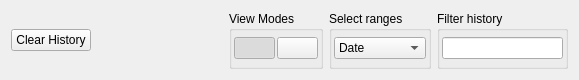
Above: ui/history/transferhistory.ui from KDE/kget before the change. Below: the same form after it.
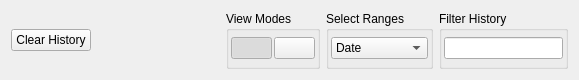
That is the form after the change. Custom widgets are drawn as their Qt base class.

```diff
--- a/ui/history/transferhistory.ui
+++ b/ui/history/transferhistory.ui
@@ -96,7 +96,7 @@
        <item>
         <widget class="KButtonGroup" name="kbuttongroup_2" >
          <property name="title" >
-          <string>Select ranges</string>
+          <string>Select Ranges</string>
          </property>
          <layout class="QHBoxLayout" name="horizontalLayout_2" >
           <property name="spacing" >
@@ -133,7 +133,7 @@
        <item>
         <widget class="KButtonGroup" name="kbuttongroup_3" >
          <property name="title" >
-          <string>Filter history</string>
+          <string>Filter History</string>
          </property>
          <layout class="QHBoxLayout" name="horizontalLayout_3" >
           <property name="spacing" >
```
